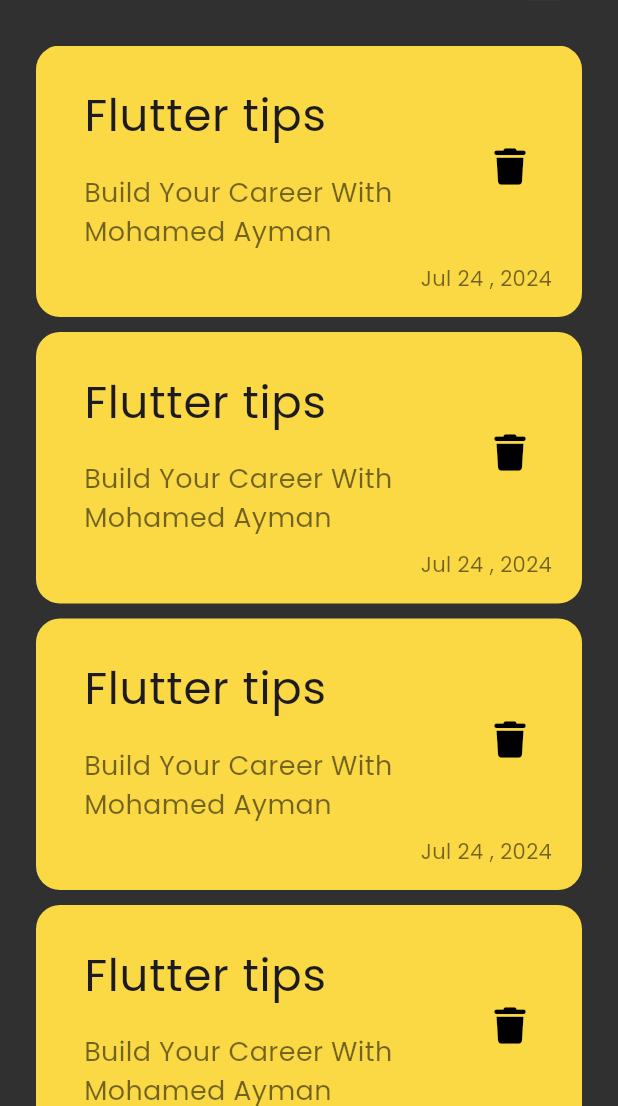
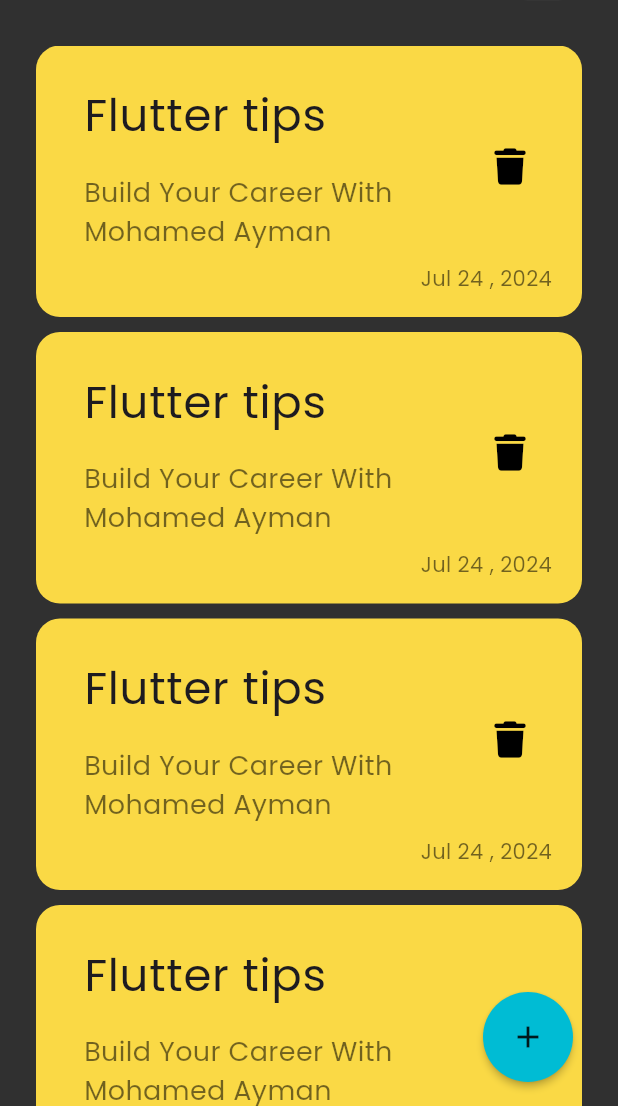
Before and after one commit to m0hamed98ayman/notes_app, a Flutter app: the screen it shows after launch, on a phone screen of 412 x 824 dp, the part 130-1236 px from its top. Run offline on Flutter 3.47's test engine with Material 3 defaults, Android fonts, the phone set to English and light mode, and no system bars; our stand-ins replace font_awesome_flutter.

Commit message:
add floating action button

```diff
--- a/lib/views/notes_views.dart
+++ b/lib/views/notes_views.dart
@@ -7,9 +7,18 @@ class NotesViewPage extends StatelessWidget {
 
   @override
   Widget build(BuildContext context) {
-    return const Scaffold(
-      backgroundColor: Color(0xff303030),
-      body: Padding(
+    return Scaffold(
+      floatingActionButton: RawMaterialButton(
+         padding:const EdgeInsets.all(18.0),
+        fillColor: Colors.cyan,
+        shape: const CircleBorder(),
+        onPressed: () {},
+        child: const Icon(
+          Icons.add,
+        ),
+      ),
+      backgroundColor: const Color(0xff303030),
+      body: const Padding(
         padding: EdgeInsets.symmetric(horizontal: 24),
         child: Column(
           children: [
```
